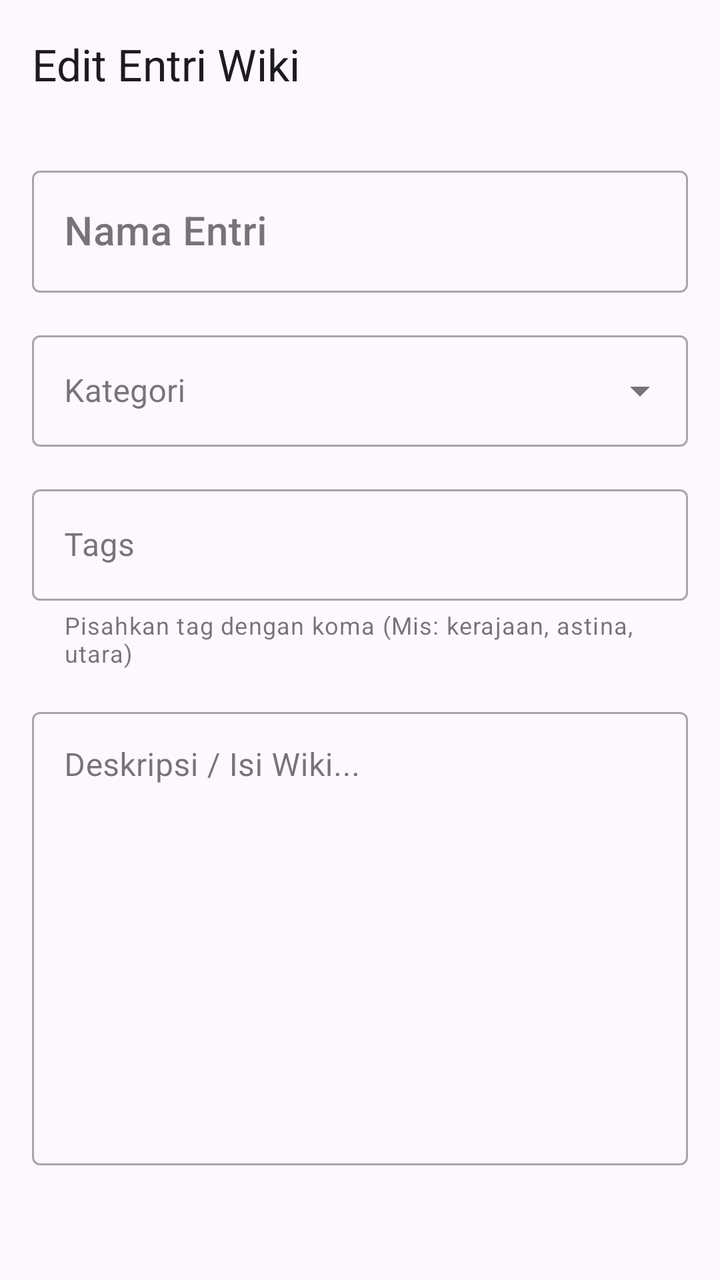
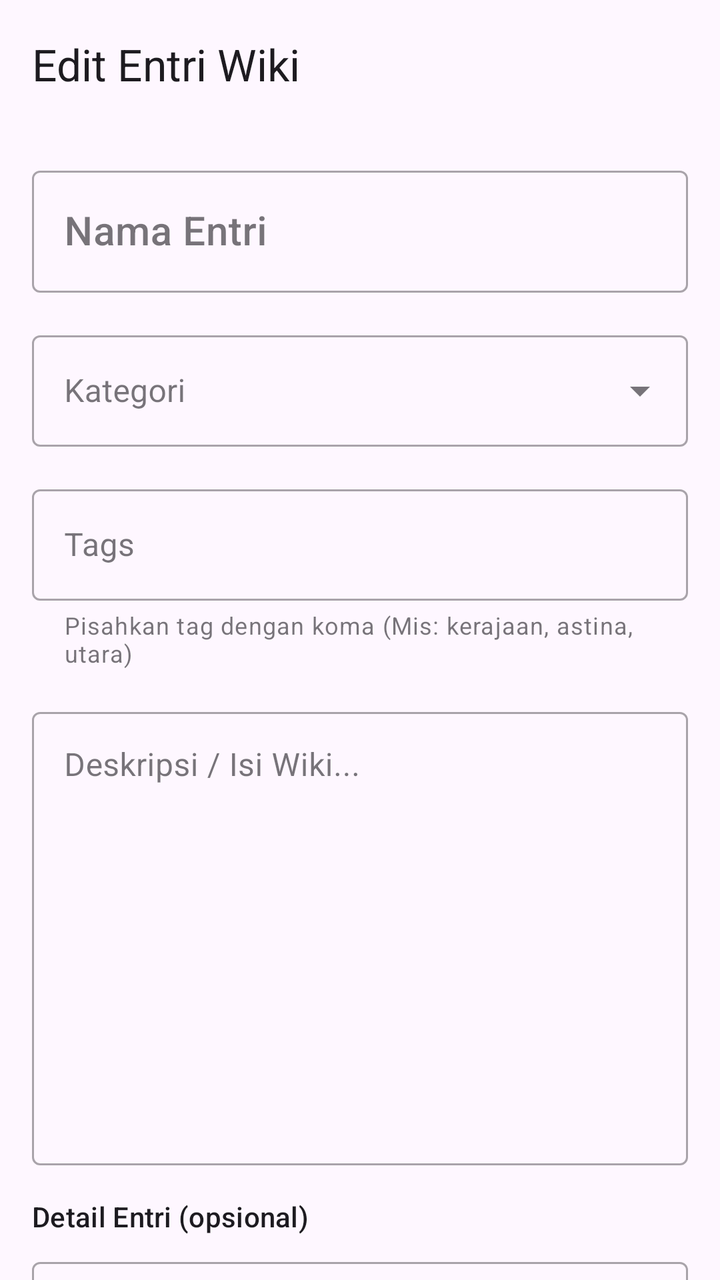

The first picture is an Android layout as it rendered before a commit; the second is the same layout after the commit. The layout source and the unified diff follow.
<!-- AndroidManifest.xml: application theme Theme.MyKisah -->
<!-- res/layout/activity_world_entry_editor.xml -->
<?xml version="1.0" encoding="utf-8"?>
<androidx.coordinatorlayout.widget.CoordinatorLayout
    xmlns:android="http://schemas.android.com/apk/res/android"
    xmlns:app="http://schemas.android.com/apk/res-auto"
    xmlns:tools="http://schemas.android.com/tools"
    android:layout_width="match_parent"
    android:layout_height="match_parent"
    tools:context=".WorldEntryEditorActivity">

    <com.google.android.material.appbar.AppBarLayout
        android:layout_width="match_parent"
        android:layout_height="wrap_content">

        <com.google.android.material.appbar.MaterialToolbar
            android:id="@+id/toolbar"
            android:layout_width="match_parent"
            android:layout_height="?attr/actionBarSize"
            app:title="Edit Entri Wiki" />

    </com.google.android.material.appbar.AppBarLayout>

    <androidx.core.widget.NestedScrollView
        android:layout_width="match_parent"
        android:layout_height="match_parent"
        app:layout_behavior="@string/appbar_scrolling_view_behavior">

        <LinearLayout
            android:layout_width="match_parent"
            android:layout_height="wrap_content"
            android:orientation="vertical"
            android:padding="16dp">

            <com.google.android.material.textfield.TextInputLayout
                android:layout_width="match_parent"
                android:layout_height="wrap_content"
                style="@style/Widget.MaterialComponents.TextInputLayout.OutlinedBox">

                <com.google.android.material.textfield.TextInputEditText
                    android:id="@+id/et_entry_name"
                    android:layout_width="match_parent"
                    android:layout_height="wrap_content"
                    android:hint="Nama Entri"
                    android:inputType="textCapWords"
                    android:textAppearance="?attr/textAppearanceHeadline6" />
            </com.google.android.material.textfield.TextInputLayout>

            <com.google.android.material.textfield.TextInputLayout
                android:layout_width="match_parent"
                android:layout_height="wrap_content"
                android:layout_marginTop="16dp"
                style="@style/Widget.MaterialComponents.TextInputLayout.OutlinedBox.ExposedDropdownMenu">

                <AutoCompleteTextView
                    android:id="@+id/ac_entry_category"
                    android:layout_width="match_parent"
                    android:layout_height="wrap_content"
                    android:hint="Kategori"
                    android:inputType="textCapWords"/>
            </com.google.android.material.textfield.TextInputLayout>

            <com.google.android.material.textfield.TextInputLayout
                android:layout_width="match_parent"
                android:layout_height="wrap_content"
                android:layout_marginTop="16dp"
                app:helperText="Pisahkan tag dengan koma (Mis: kerajaan, astina, utara)"
                style="@style/Widget.MaterialComponents.TextInputLayout.OutlinedBox">

                <com.google.android.material.textfield.TextInputEditText
                    android:id="@+id/et_entry_tags"
                    android:layout_width="match_parent"
                    android:layout_height="wrap_content"
                    android:hint="Tags"
                    android:inputType="text" />
            </com.google.android.material.textfield.TextInputLayout>

            <com.google.android.material.textfield.TextInputLayout
                android:layout_width="match_parent"
                android:layout_height="wrap_content"
                android:layout_marginTop="16dp"
                style="@style/Widget.MaterialComponents.TextInputLayout.OutlinedBox">

                <com.google.android.material.textfield.TextInputEditText
                    android:id="@+id/et_entry_description"
                    android:layout_width="match_parent"
                    android:layout_height="wrap_content"
                    android:hint="Deskripsi / Isi Wiki..."
                    android:gravity="top"
                    android:inputType="textMultiLine|textCapSentences"
                    android:minLines="10" />
            </com.google.android.material.textfield.TextInputLayout>

        </LinearLayout>
    </androidx.core.widget.NestedScrollView>
</androidx.coordinatorlayout.widget.CoordinatorLayout>
<!-- resources referenced by this layout -->
<resources>
  <style name="Theme.MyKisah" parent="Base.Theme.MyKisah" />
  <style name="Base.Theme.MyKisah" parent="Theme.Material3.DayNight.NoActionBar">
          
          
      </style>
</resources>

<!-- the commit's change to res/layout/activity_world_entry_editor.xml (unified diff, before → after) -->
@@ -89,6 +89,58 @@
                     android:minLines="10" />
             </com.google.android.material.textfield.TextInputLayout>
 
+            <TextView
+                android:layout_width="match_parent"
+                android:layout_height="wrap_content"
+                android:layout_marginTop="16dp"
+                android:text="Detail Entri (opsional)"
+                android:textAppearance="?attr/textAppearanceSubtitle2" />
+
+            <com.google.android.material.textfield.TextInputLayout
+                android:id="@+id/til_detail_1"
+                style="@style/Widget.MaterialComponents.TextInputLayout.OutlinedBox"
+                android:layout_width="match_parent"
+                android:layout_height="wrap_content"
+                android:layout_marginTop="8dp"
+                android:hint="Detail 1">
+
+                <com.google.android.material.textfield.TextInputEditText
+                    android:id="@+id/et_detail_1"
+                    android:layout_width="match_parent"
+                    android:layout_height="wrap_content"
+                    android:inputType="textCapSentences" />
+            </com.google.android.material.textfield.TextInputLayout>
+
+            <com.google.android.material.textfield.TextInputLayout
+                android:id="@+id/til_detail_2"
+                style="@style/Widget.MaterialComponents.TextInputLayout.OutlinedBox"
+                android:layout_width="match_parent"
+                android:layout_height="wrap_content"
+                android:layout_marginTop="8dp"
+                android:hint="Detail 2">
+
+                <com.google.android.material.textfield.TextInputEditText
+                    android:id="@+id/et_detail_2"
+                    android:layout_width="match_parent"
+                    android:layout_height="wrap_content"
+                    android:inputType="textCapSentences" />
+            </com.google.android.material.textfield.TextInputLayout>
+
+            <com.google.android.material.textfield.TextInputLayout
+                android:id="@+id/til_detail_3"
+                style="@style/Widget.MaterialComponents.TextInputLayout.OutlinedBox"
+                android:layout_width="match_parent"
+                android:layout_height="wrap_content"
+                android:layout_marginTop="8dp"
+                android:hint="Detail 3">
+
+                <com.google.android.material.textfield.TextInputEditText
+                    android:id="@+id/et_detail_3"
+                    android:layout_width="match_parent"
+                    android:layout_height="wrap_content"
+                    android:inputType="textCapSentences" />
+            </com.google.android.material.textfield.TextInputLayout>
+
         </LinearLayout>
     </androidx.core.widget.NestedScrollView>
 </androidx.coordinatorlayout.widget.CoordinatorLayout>
